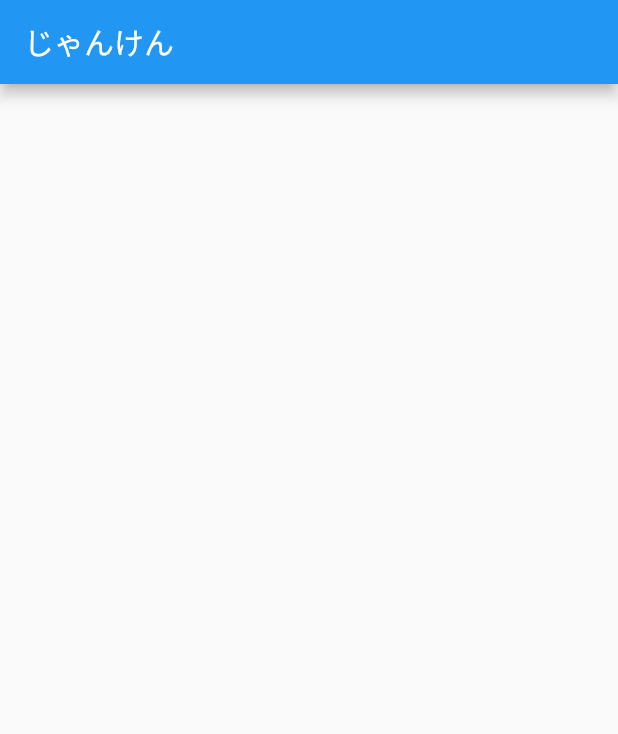
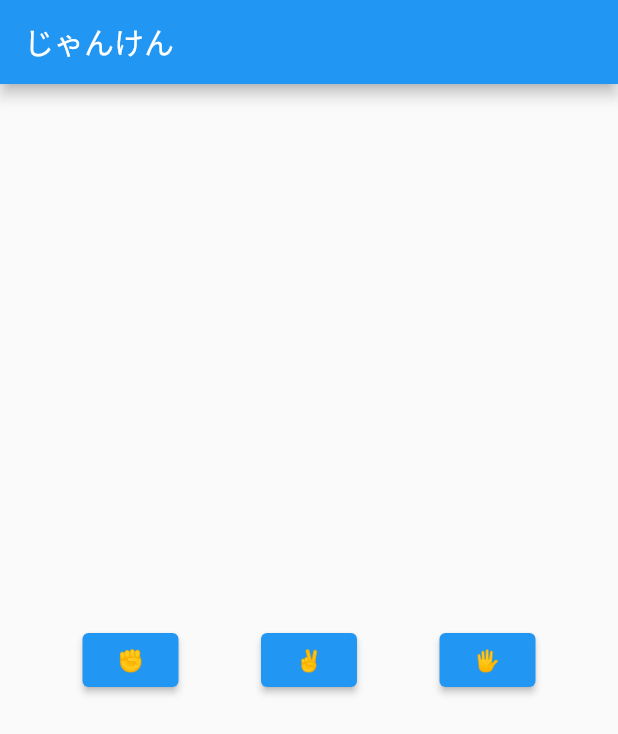
Before and after one commit to foo7print/sandbox-flutter-janken, a Flutter app: the screen it shows after launch, on a phone screen of 412 x 824 dp. Shown: the top 734 px of the screen. Run offline on Flutter 3.47's test engine with Material 2 defaults, Android fonts, the phone set to English and light mode, and no system bars.

Commit message:
じゃんけん用のボタンを余白が均等になるように配置

```diff
--- a/lib/main.dart
+++ b/lib/main.dart
@@ -33,6 +33,25 @@ class _JankenPageState extends State<JankenPage> {
       appBar: AppBar(
         title: const Text('じゃんけん'),
       ),
+      body: Center(
+        child: Row(
+          mainAxisAlignment: MainAxisAlignment.spaceEvenly,
+          children: [
+            ElevatedButton(
+              onPressed: () {},
+              child: const Text('✊')
+            ),
+            ElevatedButton(
+              onPressed: () {},
+              child: const Text('✌️')
+            ),
+            ElevatedButton(
+              onPressed: () {},
+              child: const Text('🖐')
+            ),
+          ],
+        )
+      ),
     );
   }
 }
```
